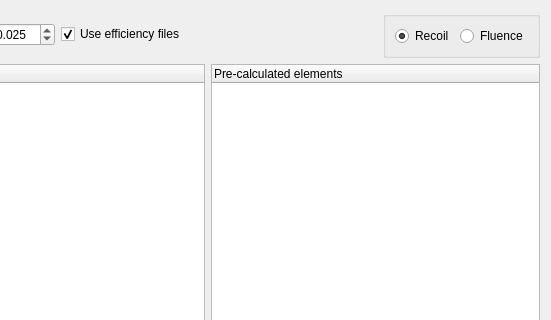
Before: the Qt Designer form ui_files/ui_optimization_params.ui in JYU-IBA/potku, drawn with Qt 5; both pictures show x 135 to 686 and y 0 to 320 of the 686 by 417 pixel window.
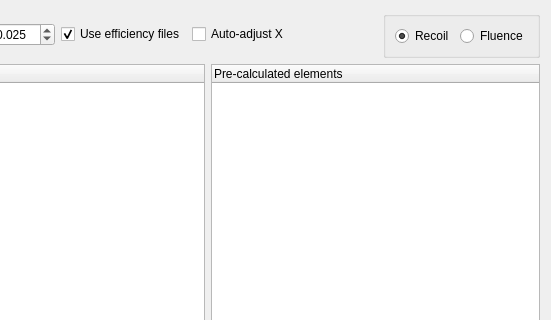
After: the same form once the commit is applied.

Commit message: 'Auto-adjust X' option to optimization parameters. This option changes the upper x limit automatically to match the chosen distribution

What changed in the file:
```diff
--- a/ui_files/ui_optimization_params.ui
+++ b/ui_files/ui_optimization_params.ui
@@ -57,6 +57,16 @@
          </property>
         </widget>
        </item>
+       <item>
+        <widget class="QCheckBox" name="auto_adjust_x_box">
+         <property name="toolTip">
+          <string>&lt;html&gt;&lt;head/&gt;&lt;body&gt;&lt;p&gt;Automatically adjusts X upper limit when recoil is changed&lt;/p&gt;&lt;/body&gt;&lt;/html&gt;</string>
+         </property>
+         <property name="text">
+          <string>Auto-adjust X</string>
+         </property>
+        </widget>
+       </item>
        <item>
         <spacer name="horizontalSpacer">
          <property name="orientation">
```
The commit also changes 1 other file.
